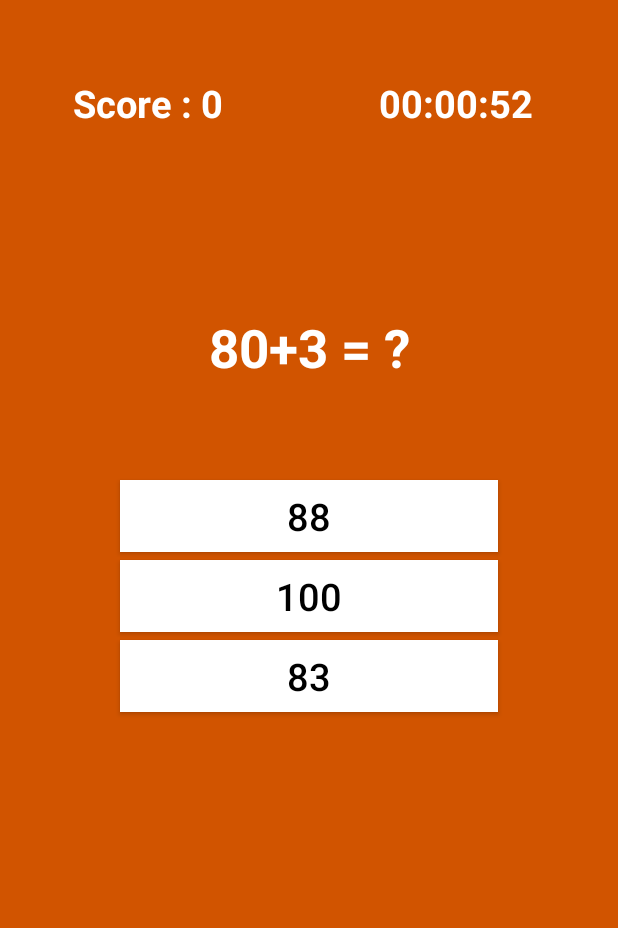
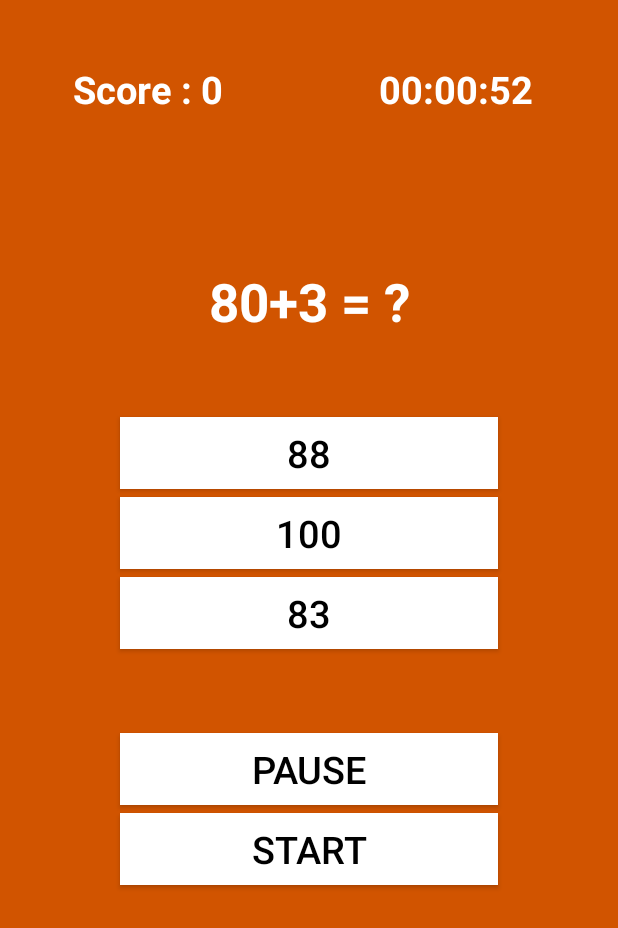
Before and after one commit to yamiblack/MathGame, an Android app: the screen it shows after launch (QuestionActivity), on a phone screen of 412 x 824 dp. Shown: the top 928 px of the screen. Run offline under Robolectric (Android 15) with nearby library versions, the phone set to English and light mode, and no system bars.

Commit message:
added some buttons.

```diff
--- a/app/src/main/java/hitesh/asimplegame/QuestionActivity.java
+++ b/app/src/main/java/hitesh/asimplegame/QuestionActivity.java
@@ -30,7 +30,7 @@ public class QuestionActivity extends Activity {
 
     private Question currentQ;
     private TextView txtQuestion, times, scored;
-    private Button button1, button2, button3;
+    private Button button1, button2, button3, pauseButton, startButton;
 
 
     @Override
@@ -63,7 +63,7 @@ public class QuestionActivity extends Activity {
         times.setText("00:02:00");
 
 //        // A timer of 60 seconds to play for, with an interval of 1 second (1000 milliseconds)
-        CounterClass timer = new CounterClass(60000, 1000);
+        final CounterClass timer = new CounterClass(60000, 1000);
         timer.start();
 
 
@@ -72,7 +72,7 @@ public class QuestionActivity extends Activity {
             @Override
             public void onClick(View v) {
                 // passing the button text to other method
-                // to check whether the anser is correct or not
+                // to check whether the answer is correct or not
                 // same for all three buttons
                 getAnswer(button1.getText().toString());
 
@@ -94,6 +94,20 @@ public class QuestionActivity extends Activity {
 
             }
         });
+
+//        pauseButton.setOnClickListener(new View.OnClickListener() {
+//            @Override
+//            public void onClick(View view) {
+//
+//            }
+//        });
+//
+//        startButton.setOnClickListener(new View.OnClickListener() {
+//            @Override
+//            public void onClick(View view) {
+//                timer.
+//            }
+//        });
     }
 
     public void getAnswer(String AnswerString) {
--- a/app/src/main/res/layout/activity_main.xml
+++ b/app/src/main/res/layout/activity_main.xml
@@ -135,8 +135,39 @@
                     android:text="32"
                     android:textColor="#000000"
                     android:textSize="25.0sp" />
+
+
             </LinearLayout>
+
+            <Button
+                android:id="@+id/button11"
+                android:layout_width="fill_parent"
+                android:layout_height="wrap_content"
+                android:layout_gravity="center"
+                android:layout_marginLeft="80dp"
+                android:layout_marginRight="80dp"
+                android:layout_marginTop="5dp"
+                android:background="#fff"
+                android:gravity="center"
+                android:text="Pause"
+                android:textColor="#000000"
+                android:textSize="25.0sp" />
+
+            <Button
+                android:layout_width="fill_parent"
+                android:layout_height="wrap_content"
+                android:layout_gravity="center"
+                android:layout_marginLeft="80dp"
+                android:layout_marginRight="80dp"
+                android:layout_marginTop="5dp"
+                android:background="#fff"
+                android:gravity="center"
+                android:text="Start"
+                android:textColor="#000000"
+                android:textSize="25.0sp" />
         </LinearLayout>
+
+
     </LinearLayout>
 
 </LinearLayout>
```
Also changed, not shown: 1 other file.
